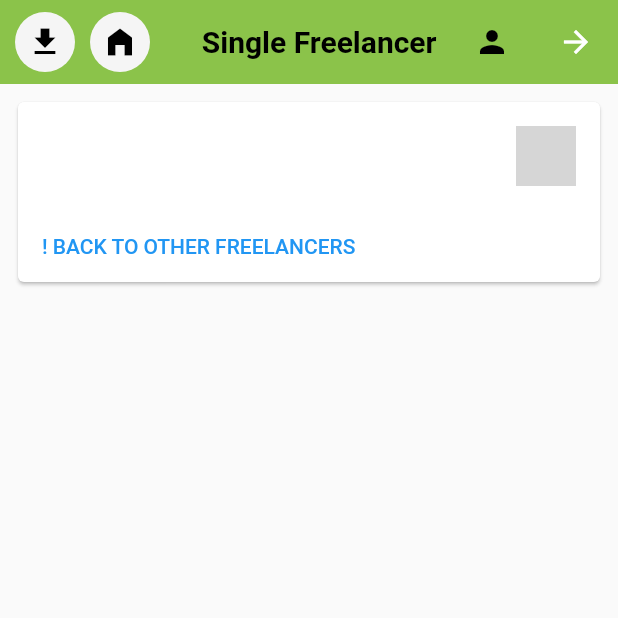
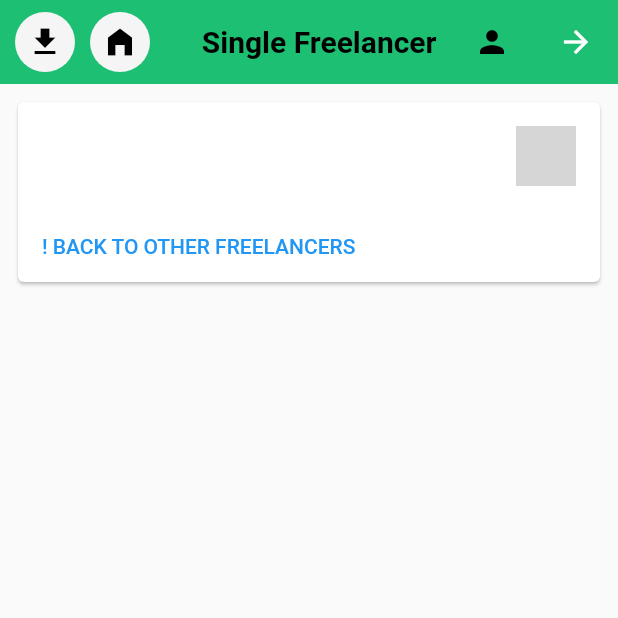
Before and after one commit to Mostafa-sayedahmed/kafilmobile, a Flutter app: the SingleFreelancer screen opened directly with empty values, on a phone screen of 412 x 824 dp, the top half of it. Run offline on Flutter 3.47's test engine with Material 2 defaults, Android fonts, the phone set to English and light mode, and no system bars; our stand-ins replace carousel_slider, cloud_firestore, dio, firebase_auth, firebase_core, firebase_storage and 4 more; missing offline and left inert: dart:html; accounts and stored records are empty; network calls fail; grey boxes are pictures that could not be loaded.

Commit message:
minor fixes

```diff
--- a/lib/pages/freelancers/singleFreelancer.dart
+++ b/lib/pages/freelancers/singleFreelancer.dart
@@ -1,11 +1,17 @@
 import 'package:flutter/material.dart';
 import 'package:flutter/src/widgets/framework.dart';
 import 'package:flutter/src/widgets/placeholder.dart';
+import 'package:hexcolor/hexcolor.dart';
 import 'package:kafilmobile/pages/freelancers/freelancers.dart';
 import 'package:kafilmobile/pages/home/home.dart';
 
 class SingleFreelancer extends StatelessWidget {
-  const SingleFreelancer({super.key, required this.freelancerName,required this.freelancerImg, required this.freelancerTitle,});
+  const SingleFreelancer({
+    super.key,
+    required this.freelancerName,
+    required this.freelancerImg,
+    required this.freelancerTitle,
+  });
   final freelancerName;
   final freelancerImg;
   final freelancerTitle;
@@ -13,7 +19,7 @@ class SingleFreelancer extends StatelessWidget {
   Widget build(BuildContext context) {
     return Scaffold(
         appBar: AppBar(
-          backgroundColor: Colors.lightGreen,
+          backgroundColor: HexColor('#1dbf73'),
           title: Row(
             children: [
               Icon(
@@ -32,7 +38,8 @@ class SingleFreelancer extends StatelessWidget {
             CircleAvatar(
               child: IconButton(
                   onPressed: () {
-                     Navigator.push(context,MaterialPageRoute(builder: (context) => Homepage()));
+                    Navigator.push(context,
+                        MaterialPageRoute(builder: (context) => Homepage()));
                   },
                   icon: Icon(
                     Icons.home_filled,
@@ -58,15 +65,16 @@ class SingleFreelancer extends StatelessWidget {
             child: Container(
               child: ListView.builder(
                 itemBuilder: (BuildContext context, int index) {
-                  return FREELANCER(name: freelancerName, title: freelancerTitle, img: freelancerImg);
+                  return FREELANCER(
+                      name: freelancerName,
+                      title: freelancerTitle,
+                      img: freelancerImg);
                 },
                 itemCount: 1,
               ),
             )));
   }
 }
-
-
 
 class FREELANCER extends StatelessWidget {
   const FREELANCER({
@@ -86,9 +94,9 @@ class FREELANCER extends StatelessWidget {
         child: Column(
           mainAxisSize: MainAxisSize.min,
           children: <Widget>[
-             ListTile(
+            ListTile(
               leading: CircleAvatar(
-               backgroundImage: NetworkImage(img),
+                backgroundImage: NetworkImage(img),
               ),
               title: Text(name),
               subtitle: Text(title),
@@ -99,7 +107,10 @@ class FREELANCER extends StatelessWidget {
                 const SizedBox(width: 8),
                 TextButton(
                   child: const Text('  BACK TO OTHER FREELANCERS !'),
-                  onPressed: () {Navigator.push(context,MaterialPageRoute(builder: (context) => Freelancers()));},
+                  onPressed: () {
+                    Navigator.push(context,
+                        MaterialPageRoute(builder: (context) => Freelancers()));
+                  },
                 ),
                 const SizedBox(width: 8),
               ],
--- a/pubspec.yaml
+++ b/pubspec.yaml
@@ -32,8 +32,7 @@ dependencies:
   flutter:
     sdk: flutter
 
-  dio: ^5.0.2
-
+  # dio: ^5.0.2
 
   # The following adds the Cupertino Icons font to your application.
   # Use with the CupertinoIcons class for iOS style icons.
@@ -48,7 +47,6 @@ dependencies:
   flutter_svg: ^2.0.4
   font_awesome_flutter: ^10.4.0
   carousel_slider: ^4.2.1
-
 
 dev_dependencies:
   flutter_test:
```
Also changed, not shown: lib/pages/freelancers/freelancers.dart (+40 -32 lines), lib/pages/navbar/navbar.dart (+11 -9 lines), pubspec.lock.
